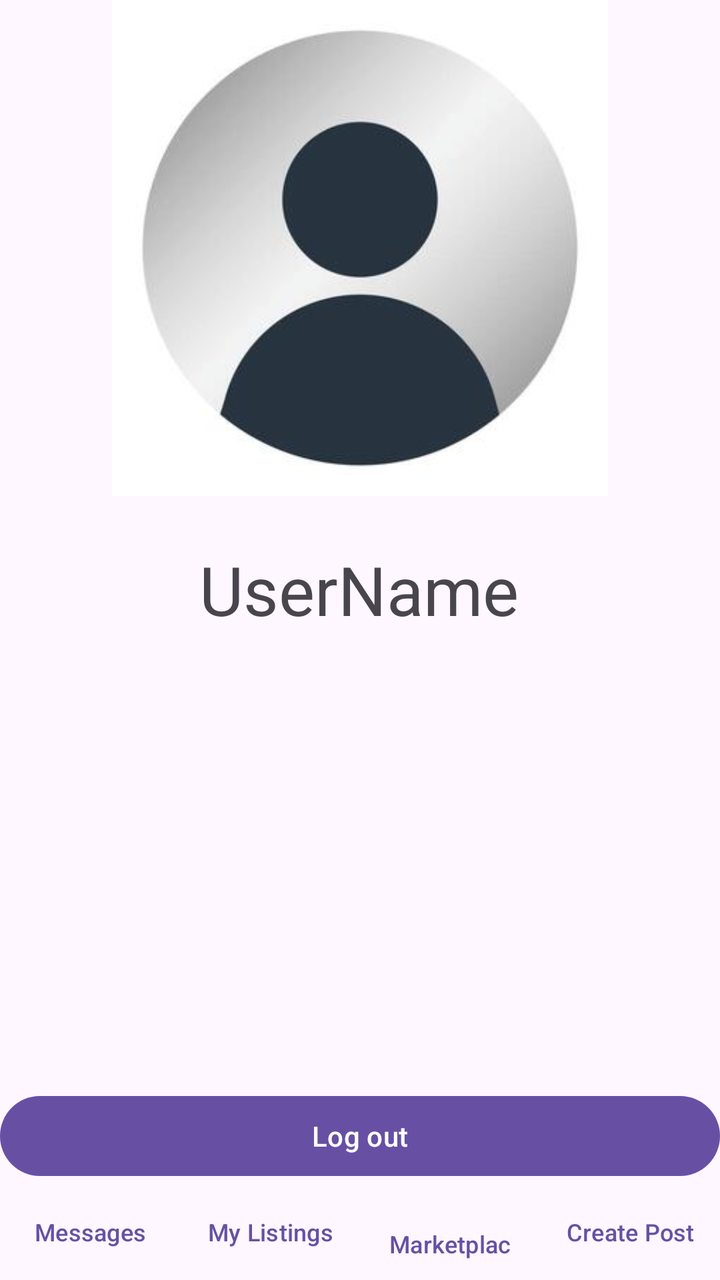
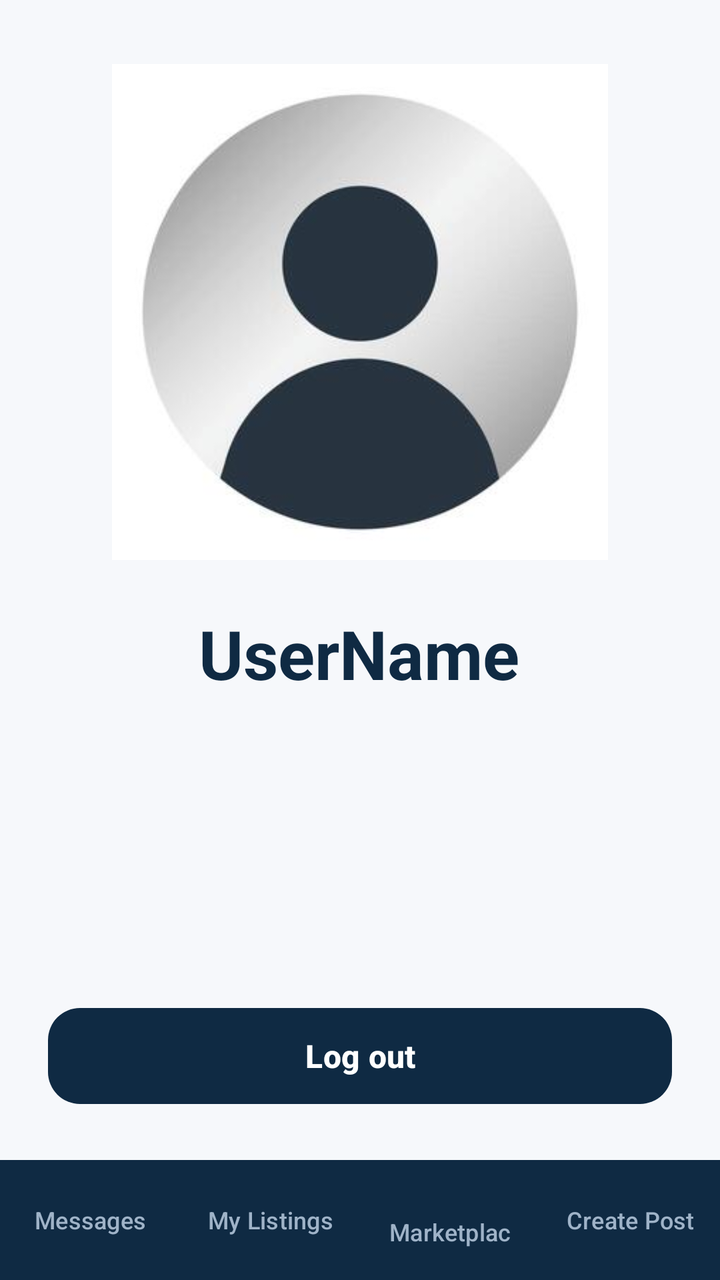

Two renders of the same Android screen: before a commit and after it. Below are the layout's source before the change and the commit's diff.
<!-- AndroidManifest.xml: application theme Theme.SOFE4640UFinalProject -->
<!-- res/layout/activity_my_profile.xml -->
<?xml version="1.0" encoding="utf-8"?>
<androidx.constraintlayout.widget.ConstraintLayout xmlns:android="http://schemas.android.com/apk/res/android"
    xmlns:app="http://schemas.android.com/apk/res-auto"
    xmlns:tools="http://schemas.android.com/tools"
    android:id="@+id/main"
    android:layout_width="match_parent"
    android:layout_height="match_parent"
    tools:context=".myProfile">


    <Button
        android:id="@+id/btnLogout"
        android:layout_width="match_parent"
        android:layout_height="wrap_content"
        android:text="Log out"
        app:layout_constraintBottom_toTopOf="@+id/linearLayout"
        app:layout_constraintEnd_toEndOf="parent"
        app:layout_constraintStart_toStartOf="parent" />

    <ImageView
        android:id="@+id/imageView"
        android:layout_width="270dp"
        android:layout_height="248dp"
        app:layout_constraintEnd_toEndOf="parent"
        app:layout_constraintStart_toStartOf="parent"
        app:layout_constraintTop_toTopOf="parent"
        app:srcCompat="@drawable/profile" />

    <TextView
        android:id="@+id/textView"
        android:layout_width="wrap_content"
        android:layout_height="wrap_content"
        android:layout_marginTop="24dp"
        android:text="UserName"
        android:textSize="34sp"
        app:layout_constraintEnd_toEndOf="parent"
        app:layout_constraintHorizontal_bias="0.498"
        app:layout_constraintStart_toStartOf="parent"
        app:layout_constraintTop_toBottomOf="@+id/imageView" />

    <LinearLayout
        android:id="@+id/linearLayout"
        android:layout_width="match_parent"
        android:layout_height="wrap_content"
        android:orientation="horizontal"
        app:layout_constraintBottom_toBottomOf="parent">

        <Button
            android:id="@+id/btnMessages"
            style="@style/Widget.Material3.Button.TextButton"
            android:layout_width="0dp"
            android:layout_height="wrap_content"
            android:layout_weight="1"
            android:maxLines="1"
            android:text="Messages"
            android:textSize="12sp" />

        <Button
            android:id="@+id/btnMyListings"
            style="@style/Widget.Material3.Button.TextButton"
            android:layout_width="0dp"
            android:layout_height="wrap_content"
            android:layout_weight="1"
            android:maxLines="1"
            android:text="My Listings"
            android:textSize="12sp" />

        <Button
            android:id="@+id/btnHome"
            style="@style/Widget.Material3.Button.TextButton"
            android:layout_width="0dp"
            android:layout_height="wrap_content"
            android:layout_weight="1"
            android:maxLines="1"
            android:text="Marketplace"
            android:textSize="12sp" />

        <Button
            android:id="@+id/btnPost"
            style="@style/Widget.Material3.Button.TextButton"
            android:layout_width="0dp"
            android:layout_height="wrap_content"
            android:layout_weight="1"
            android:maxLines="1"
            android:text="Create Post"
            android:textSize="12sp" />
    </LinearLayout>

</androidx.constraintlayout.widget.ConstraintLayout>
<!-- resources referenced by this layout -->
<resources>
  <!-- drawable profile: jpg bitmap (drawable, 5847 bytes) -->
  <style name="Theme.SOFE4640UFinalProject" parent="Base.Theme.SOFE4640UFinalProject" />
  <style name="Base.Theme.SOFE4640UFinalProject" parent="Theme.Material3.DayNight.NoActionBar">
          
          
      </style>
</resources>

<!-- the commit's change to res/layout/activity_my_profile.xml (unified diff, before → after) -->
@@ -5,14 +5,21 @@
     android:id="@+id/main"
     android:layout_width="match_parent"
     android:layout_height="match_parent"
+    android:background="@color/bg_main"
     tools:context=".myProfile">
-
 
     <Button
         android:id="@+id/btnLogout"
         android:layout_width="match_parent"
-        android:layout_height="wrap_content"
+        android:layout_height="56dp"
+        android:layout_marginHorizontal="24dp"
+        android:layout_marginBottom="24dp"
         android:text="Log out"
+        android:textColor="@color/surface"
+        android:textSize="16sp"
+        android:textStyle="bold"
+        app:backgroundTint="@color/primary"
+        app:cornerRadius="16dp"
         app:layout_constraintBottom_toTopOf="@+id/linearLayout"
         app:layout_constraintEnd_toEndOf="parent"
         app:layout_constraintStart_toStartOf="parent" />
@@ -21,6 +28,7 @@
         android:id="@+id/imageView"
         android:layout_width="270dp"
         android:layout_height="248dp"
+        android:layout_marginTop="32dp"
         app:layout_constraintEnd_toEndOf="parent"
         app:layout_constraintStart_toStartOf="parent"
         app:layout_constraintTop_toTopOf="parent"
@@ -32,17 +40,22 @@
         android:layout_height="wrap_content"
         android:layout_marginTop="24dp"
         android:text="UserName"
+        android:textColor="@color/primary"
         android:textSize="34sp"
+        android:textStyle="bold"
         app:layout_constraintEnd_toEndOf="parent"
         app:layout_constraintHorizontal_bias="0.498"
         app:layout_constraintStart_toStartOf="parent"
         app:layout_constraintTop_toBottomOf="@+id/imageView" />
 
+    
     <LinearLayout
         android:id="@+id/linearLayout"
         android:layout_width="match_parent"
         android:layout_height="wrap_content"
+        android:background="@color/primary"
         android:orientation="horizontal"
+        android:paddingVertical="6dp"
         app:layout_constraintBottom_toBottomOf="parent">
 
         <Button
@@ -53,6 +66,7 @@
             android:layout_weight="1"
             android:maxLines="1"
             android:text="Messages"
+            android:textColor="@color/nav_inactive"
             android:textSize="12sp" />
 
         <Button
@@ -63,6 +77,7 @@
             android:layout_weight="1"
             android:maxLines="1"
             android:text="My Listings"
+            android:textColor="@color/nav_inactive"
             android:textSize="12sp" />
 
         <Button
@@ -73,6 +88,7 @@
             android:layout_weight="1"
             android:maxLines="1"
             android:text="Marketplace"
+            android:textColor="@color/nav_inactive"
             android:textSize="12sp" />
 
         <Button
@@ -83,6 +99,7 @@
             android:layout_weight="1"
             android:maxLines="1"
             android:text="Create Post"
+            android:textColor="@color/nav_inactive"
             android:textSize="12sp" />
     </LinearLayout>
 
<!-- resource entries referenced after the edit -->
@@ -1,5 +1,9 @@
 <!-- resources referenced by this layout -->
 <resources>
+  <color name="bg_main">#F6F8FB</color>
+  <color name="nav_inactive">#9FB3C8</color>
+  <color name="primary">#0F2A43</color>
+  <color name="surface">#FFFFFF</color>
   <!-- drawable profile: jpg bitmap (drawable, 5847 bytes) -->
   <style name="Theme.SOFE4640UFinalProject" parent="Base.Theme.SOFE4640UFinalProject" />
   <style name="Base.Theme.SOFE4640UFinalProject" parent="Theme.Material3.DayNight.NoActionBar">
